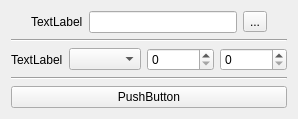
First picture: the form in Gui/main_dialog.ui, repository ar542/SFM-Export-Image-Sequence, before the edit.
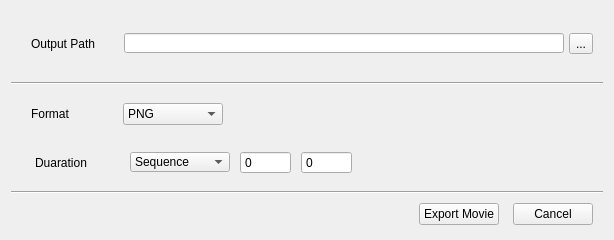
Second picture: the form after the edit.

Commit message: updated main layout to look more like sfm's one

What changed in the file:
```diff
--- a/Gui/main_dialog.ui
+++ b/Gui/main_dialog.ui
@@ -5,38 +5,107 @@
   <property name="windowModality">
    <enum>Qt::WindowModal</enum>
   </property>
+  <property name="enabled">
+   <bool>true</bool>
+  </property>
   <property name="geometry">
    <rect>
     <x>0</x>
     <y>0</y>
-    <width>481</width>
-    <height>214</height>
+    <width>614</width>
+    <height>240</height>
    </rect>
   </property>
+  <property name="sizePolicy">
+   <sizepolicy hsizetype="Minimum" vsizetype="Minimum">
+    <horstretch>0</horstretch>
+    <verstretch>0</verstretch>
+   </sizepolicy>
+  </property>
+  <property name="minimumSize">
+   <size>
+    <width>614</width>
+    <height>240</height>
+   </size>
+  </property>
+  <property name="maximumSize">
+   <size>
+    <width>614</width>
+    <height>240</height>
+   </size>
+  </property>
   <property name="windowTitle">
    <string>Image Render</string>
   </property>
   <layout class="QVBoxLayout" name="verticalLayout">
-   <property name="sizeConstraint">
-    <enum>QLayout::SetFixedSize</enum>
-   </property>
    <item>
     <layout class="QHBoxLayout" name="horizontalLayout">
+     <property name="spacing">
+      <number>5</number>
+     </property>
+     <property name="sizeConstraint">
+      <enum>QLayout::SetDefaultConstraint</enum>
+     </property>
      <property name="leftMargin">
       <number>20</number>
      </property>
      <property name="rightMargin">
-      <number>20</number>
+      <number>10</number>
+     </property>
+     <property name="bottomMargin">
+      <number>0</number>
      </property>
      <item>
       <widget class="QLabel" name="label">
+       <property name="sizePolicy">
+        <sizepolicy hsizetype="MinimumExpanding" vsizetype="Preferred">
+         <horstretch>0</horstretch>
+         <verstretch>0</verstretch>
+        </sizepolicy>
+       </property>
+       <property name="minimumSize">
+        <size>
+         <width>59</width>
+         <height>59</height>
+        </size>
+       </property>
+       <property name="maximumSize">
+        <size>
+         <width>90</width>
+         <height>59</height>
+        </size>
+       </property>
        <property name="text">
-        <string>TextLabel</string>
+        <string>Output Path</string>
+       </property>
+       <property name="buddy">
+        <cstring>OutputPath_lineEdit</cstring>
        </property>
       </widget>
      </item>
-     <item>
-      <widget class="QLineEdit" name="lineEdit">
+     <item alignment="Qt::AlignLeft">
+      <widget class="QLineEdit" name="OutputPath_lineEdit">
+       <property name="sizePolicy">
+        <sizepolicy hsizetype="Fixed" vsizetype="Fixed">
+         <horstretch>0</horstretch>
+         <verstretch>0</verstretch>
+        </sizepolicy>
+       </property>
+       <property name="minimumSize">
+        <size>
+         <width>440</width>
+         <height>20</height>
+        </size>
+       </property>
+       <property name="maximumSize">
+        <size>
+         <width>431</width>
+         <height>20</height>
+        </size>
+       </property>
+       <property name="focusPolicy">
+        <enum>Qt::ClickFocus</enum>
+       </property>
        <property name="frame">
         <bool>true</bool>
        </property>
@@ -55,14 +124,116 @@
     </layout>
    </item>
    <item>
-    <widget class="Line" name="line">
+    <widget class="Line" name="line_2">
      <property name="orientation">
       <enum>Qt::Horizontal</enum>
      </property>
     </widget>
    </item>
+   <item>
+    <layout class="QHBoxLayout" name="horizontalLayout_4">
+     <property name="spacing">
+      <number>3</number>
+     </property>
+     <property name="sizeConstraint">
+      <enum>QLayout::SetDefaultConstraint</enum>
+     </property>
+     <property name="leftMargin">
+      <number>20</number>
+     </property>
+     <property name="rightMargin">
+      <number>380</number>
+     </property>
+     <item>
+      <widget class="QLabel" name="label_3">
+       <property name="sizePolicy">
+        <sizepolicy hsizetype="Maximum" vsizetype="Preferred">
+         <horstretch>0</horstretch>
+         <verstretch>0</verstretch>
+        </sizepolicy>
+       </property>
+       <property name="minimumSize">
+        <size>
+         <width>60</width>
+         <height>40</height>
+        </size>
+       </property>
+       <property name="maximumSize">
+        <size>
+         <width>90</width>
+         <height>40</height>
+        </size>
+       </property>
+       <property name="text">
+        <string>Format</string>
+       </property>
+       <property name="buddy">
+        <cstring>Format_comboBox</cstring>
+       </property>
+      </widget>
+     </item>
+     <item>
+      <widget class="QComboBox" name="Format_comboBox">
+       <property name="sizePolicy">
+        <sizepolicy hsizetype="Preferred" vsizetype="Fixed">
+         <horstretch>0</horstretch>
+         <verstretch>0</verstretch>
+        </sizepolicy>
+       </property>
+       <property name="maximumSize">
+        <size>
+         <width>100</width>
+         <height>16777215</height>
+        </size>
+       </property>
+       <property name="insertPolicy">
+        <enum>QComboBox::NoInsert</enum>
+       </property>
+       <property name="sizeAdjustPolicy">
+        <enum>QComboBox::AdjustToContentsOnFirstShow</enum>
+       </property>
+       <property name="minimumContentsLength">
+        <number>10</number>
+       </property>
+       <item>
+        <property name="text">
+         <string>PNG</string>
+        </property>
+       </item>
+       <item>
+        <property name="text">
+         <string>TGA</string>
+        </property>
+       </item>
+       <item>
+        <property name="text">
+         <string>JPG</string>
+        </property>
+       </item>
+      </widget>
+     </item>
+    </layout>
+   </item>
    <item>
     <layout class="QHBoxLayout" name="horizontalLayout_3">
+     <property name="spacing">
+      <number>6</number>
+     </property>
+     <property name="sizeConstraint">
+      <enum>QLayout::SetDefaultConstraint</enum>
+     </property>
+     <property name="leftMargin">
+      <number>20</number>
+     </property>
+     <property name="topMargin">
+      <number>0</number>
+     </property>
+     <property name="rightMargin">
+      <number>246</number>
+     </property>
+     <property name="bottomMargin">
+      <number>0</number>
+     </property>
      <item>
       <widget class="QLabel" name="label_2">
        <property name="sizePolicy">
@@ -71,65 +242,156 @@
          <verstretch>0</verstretch>
         </sizepolicy>
        </property>
+       <property name="minimumSize">
+        <size>
+         <width>85</width>
+         <height>39</height>
+        </size>
+       </property>
+       <property name="maximumSize">
+        <size>
+         <width>85</width>
+         <height>39</height>
+        </size>
+       </property>
        <property name="text">
-        <string>TextLabel</string>
+        <string>Duaration</string>
        </property>
       </widget>
      </item>
      <item>
-      <widget class="QComboBox" name="comboBox">
+      <widget class="QComboBox" name="Length_comboBox">
+       <property name="sizePolicy">
+        <sizepolicy hsizetype="Preferred" vsizetype="Fixed">
+         <horstretch>0</horstretch>
+         <verstretch>0</verstretch>
+        </sizepolicy>
+       </property>
+       <property name="minimumSize">
+        <size>
+         <width>81</width>
+         <height>20</height>
+        </size>
+       </property>
+       <property name="maximumSize">
+        <size>
+         <width>100</width>
+         <height>20</height>
+        </size>
+       </property>
+       <property name="insertPolicy">
+        <enum>QComboBox::NoInsert</enum>
+       </property>
+       <property name="sizeAdjustPolicy">
+        <enum>QComboBox::AdjustToMinimumContentsLength</enum>
+       </property>
+       <property name="minimumContentsLength">
+        <number>10</number>
+       </property>
+       <item>
+        <property name="text">
+         <string>Sequence</string>
+        </property>
+       </item>
+       <item>
+        <property name="text">
+         <string>Selected Shots</string>
+        </property>
+       </item>
+       <item>
+        <property name="text">
+         <string>Custom</string>
+        </property>
+       </item>
+      </widget>
+     </item>
+     <item>
+      <widget class="QSpinBox" name="StartFrame_spinBox">
+       <property name="sizePolicy">
+        <sizepolicy hsizetype="Fixed" vsizetype="Fixed">
+         <horstretch>0</horstretch>
+         <verstretch>0</verstretch>
+        </sizepolicy>
+       </property>
+       <property name="buttonSymbols">
+        <enum>QAbstractSpinBox::NoButtons</enum>
+       </property>
+       <property name="accelerated">
+        <bool>true</bool>
+       </property>
+       <property name="maximum">
+        <number>999999999</number>
+       </property>
+      </widget>
+     </item>
+     <item>
+      <widget class="QSpinBox" name="EndFrame_spinBox">
+       <property name="sizePolicy">
+        <sizepolicy hsizetype="Fixed" vsizetype="Fixed">
+         <horstretch>0</horstretch>
+         <verstretch>0</verstretch>
+        </sizepolicy>
+       </property>
+       <property name="frame">
+        <bool>true</bool>
+       </property>
+       <property name="buttonSymbols">
+        <enum>QAbstractSpinBox::NoButtons</enum>
+       </property>
+       <property name="accelerated">
+        <bool>true</bool>
+       </property>
+       <property name="maximum">
+        <number>999999999</number>
+       </property>
+      </widget>
+     </item>
+    </layout>
+   </item>
+   <item>
+    <widget class="Line" name="line">
+     <property name="orientation">
+      <enum>Qt::Horizontal</enum>
+     </property>
+    </widget>
+   </item>
+   <item>
+    <layout class="QHBoxLayout" name="horizontalLayout_2" stretch="0,0">
+     <property name="leftMargin">
+      <number>400</number>
+     </property>
+     <item>
+      <widget class="QPushButton" name="Export_Button">
        <property name="sizePolicy">
         <sizepolicy hsizetype="Maximum" vsizetype="Fixed">
          <horstretch>0</horstretch>
          <verstretch>0</verstretch>
         </sizepolicy>
        </property>
-      </widget>
-     </item>
-     <item>
-      <widget class="QSpinBox" name="spinBox_2">
-       <property name="sizePolicy">
-        <sizepolicy hsizetype="Fixed" vsizetype="Fixed">
-         <horstretch>0</horstretch>
-         <verstretch>0</verstretch>
-        </sizepolicy>
+       <property name="text">
+        <string>Export Movie</string>
        </property>
-       <property name="maximum">
-        <number>999999999</number>
+       <property name="autoDefault">
+        <bool>false</bool>
        </property>
+       <property name="default">
+        <bool>false</bool>
+       </property>
+       <property name="flat">
+        <bool>false</bool>
+       </property>
       </widget>
      </item>
      <item>
-      <widget class="QSpinBox" name="spinBox">
+      <widget class="QPushButton" name="Exit_Button">
        <property name="sizePolicy">
         <sizepolicy hsizetype="Fixed" vsizetype="Fixed">
          <horstretch>0</horstretch>
          <verstretch>0</verstretch>
         </sizepolicy>
        </property>
-       <property name="frame">
-        <bool>true</bool>
-       </property>
-       <property name="maximum">
-        <number>999999999</number>
-       </property>
-      </widget>
-     </item>
-    </layout>
-   </item>
-   <item>
-    <widget class="Line" name="line_2">
-     <property name="orientation">
-      <enum>Qt::Horizontal</enum>
-     </property>
-    </widget>
-   </item>
-   <item>
-    <layout class="QHBoxLayout" name="horizontalLayout_2">
-     <item>
-      <widget class="QPushButton" name="pushButton">
        <property name="text">
-        <string>PushButton</string>
+        <string>Cancel</string>
        </property>
       </widget>
      </item>
```
Left out of the diff: 35 changed lines with no effect on the pictures.
